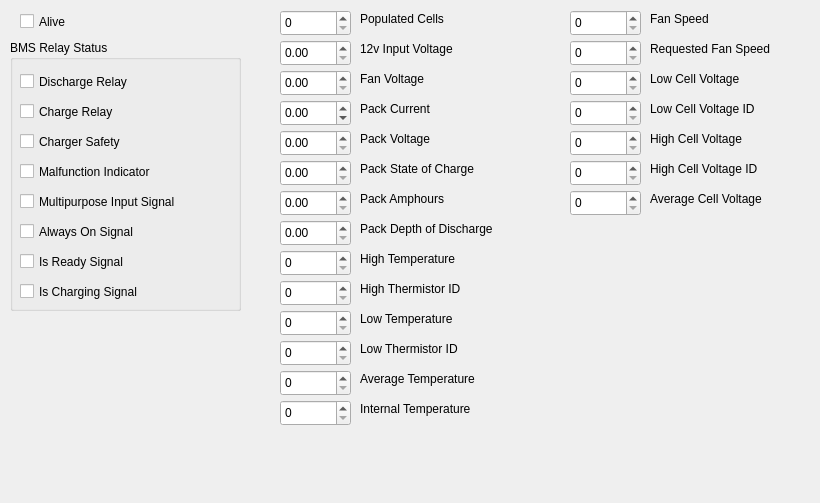
Old version of the form src/UILayer/Packet/BatteryTab.ui in the repository UCSolarCarTeam/Epsilon-Telemetry-Test-Tool.
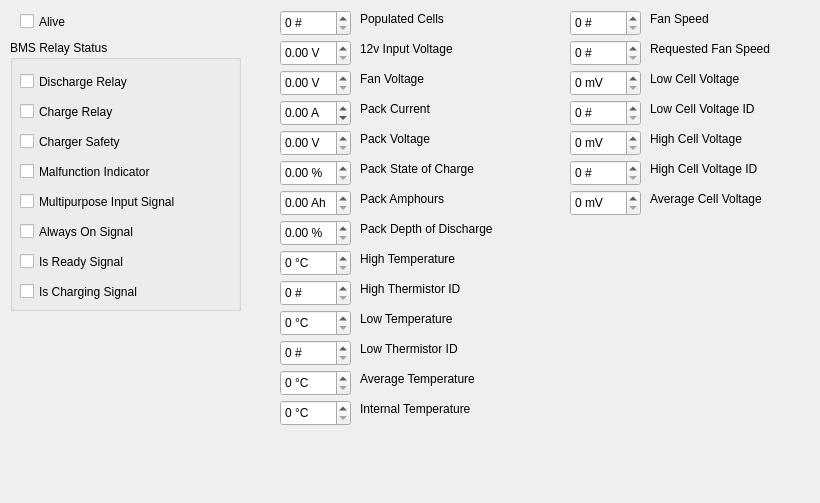
New version of the form.

Commit message: SFT-74 Fix discrepancy between internet and serial values

Diff of the .ui file:
```diff
--- a/src/UILayer/Packet/BatteryTab.ui
+++ b/src/UILayer/Packet/BatteryTab.ui
@@ -48,6 +48,18 @@
      <height>26</height>
     </rect>
    </property>
+   <property name="specialValueText">
+    <string/>
+   </property>
+   <property name="prefix">
+    <string/>
+   </property>
+   <property name="suffix">
+    <string> V</string>
+   </property>
+   <property name="decimals">
+    <number>2</number>
+   </property>
   </widget>
   <widget class="QSpinBox" name="fanSpeed">
    <property name="geometry">
@@ -58,6 +70,9 @@
      <height>26</height>
     </rect>
    </property>
+   <property name="suffix">
+    <string> #</string>
+   </property>
    <property name="maximum">
     <number>255</number>
    </property>
@@ -90,6 +105,9 @@
    <property name="toolTip">
     <string>&lt;html&gt;&lt;head/&gt;&lt;body&gt;&lt;p&gt;-20 C ~ 60 C&lt;/p&gt;&lt;/body&gt;&lt;/html&gt;</string>
    </property>
+   <property name="suffix">
+    <string> °C</string>
+   </property>
    <property name="maximum">
     <number>255</number>
    </property>
@@ -220,6 +238,9 @@
      <height>26</height>
     </rect>
    </property>
+   <property name="suffix">
+    <string> mV</string>
+   </property>
    <property name="maximum">
     <number>65535</number>
    </property>
@@ -252,6 +273,9 @@
    <property name="toolTip">
     <string>&lt;html&gt;&lt;head/&gt;&lt;body&gt;&lt;p&gt;0% ~ 95%&lt;/p&gt;&lt;/body&gt;&lt;/html&gt;</string>
    </property>
+   <property name="suffix">
+    <string> %</string>
+   </property>
   </widget>
   <widget class="QLabel" name="label_19">
    <property name="geometry">
@@ -288,6 +312,9 @@
      <height>26</height>
     </rect>
    </property>
+   <property name="suffix">
+    <string> mV</string>
+   </property>
    <property name="maximum">
     <number>65535</number>
    </property>
@@ -349,6 +376,9 @@
    <property name="toolTip">
     <string>&lt;html&gt;&lt;head/&gt;&lt;body&gt;&lt;p&gt;Roughly 165.6 Ah&lt;/p&gt;&lt;/body&gt;&lt;/html&gt;</string>
    </property>
+   <property name="suffix">
+    <string> Ah</string>
+   </property>
   </widget>
   <widget class="QDoubleSpinBox" name="packVoltage">
    <property name="geometry">
@@ -362,6 +392,9 @@
    <property name="toolTip">
     <string>&lt;html&gt;&lt;head/&gt;&lt;body&gt;&lt;p&gt;Max: 126 V&lt;/p&gt;&lt;/body&gt;&lt;/html&gt;</string>
    </property>
+   <property name="suffix">
+    <string> V</string>
+   </property>
   </widget>
   <widget class="QDoubleSpinBox" name="packCurrent">
    <property name="geometry">
@@ -375,6 +408,9 @@
    <property name="toolTip">
     <string>&lt;html&gt;&lt;head/&gt;&lt;body&gt;&lt;p&gt;Around 230 A&lt;/p&gt;&lt;/body&gt;&lt;/html&gt;</string>
    </property>
+   <property name="suffix">
+    <string> A</string>
+   </property>
    <property name="minimum">
     <double>-99.989999999999995</double>
    </property>
@@ -413,6 +449,9 @@
    <property name="toolTip">
     <string>&lt;html&gt;&lt;head/&gt;&lt;body&gt;&lt;p&gt;Should Always be 30&lt;/p&gt;&lt;/body&gt;&lt;/html&gt;</string>
    </property>
+   <property name="suffix">
+    <string> #</string>
+   </property>
    <property name="maximum">
     <number>255</number>
    </property>
@@ -442,6 +481,9 @@
      <height>26</height>
     </rect>
    </property>
+   <property name="suffix">
+    <string> #</string>
+   </property>
    <property name="maximum">
     <number>255</number>
    </property>
@@ -455,6 +497,9 @@
      <height>26</height>
     </rect>
    </property>
+   <property name="suffix">
+    <string> #</string>
+   </property>
    <property name="maximum">
     <number>255</number>
    </property>
@@ -468,6 +513,9 @@
      <height>26</height>
     </rect>
    </property>
+   <property name="suffix">
+    <string> #</string>
+   </property>
    <property name="maximum">
     <number>255</number>
    </property>
@@ -497,6 +545,9 @@
    <property name="toolTip">
     <string>&lt;html&gt;&lt;head/&gt;&lt;body&gt;&lt;p&gt;Maximum 44 C for charging and 60 C for discharging.&lt;/p&gt;&lt;/body&gt;&lt;/html&gt;</string>
    </property>
+   <property name="suffix">
+    <string> °C</string>
+   </property>
    <property name="maximum">
     <number>255</number>
    </property>
@@ -523,6 +574,9 @@
      <height>26</height>
     </rect>
    </property>
+   <property name="suffix">
+    <string> °C</string>
+   </property>
    <property name="maximum">
     <number>255</number>
    </property>
@@ -536,6 +590,9 @@
      <height>26</height>
     </rect>
    </property>
+   <property name="suffix">
+    <string> mV</string>
+   </property>
    <property name="maximum">
     <number>65535</number>
    </property>
@@ -552,6 +609,9 @@
    <property name="toolTip">
     <string>&lt;html&gt;&lt;head/&gt;&lt;body&gt;&lt;p&gt;Minimum 10 C for charging and -20 C for discharging.&lt;/p&gt;&lt;/body&gt;&lt;/html&gt;</string>
    </property>
+   <property name="suffix">
+    <string> °C</string>
+   </property>
    <property name="maximum">
     <number>255</number>
    </property>
@@ -568,6 +628,9 @@
    <property name="toolTip">
     <string>&lt;html&gt;&lt;head/&gt;&lt;body&gt;&lt;p&gt;0 ~ 62&lt;/p&gt;&lt;/body&gt;&lt;/html&gt;</string>
    </property>
+   <property name="suffix">
+    <string> #</string>
+   </property>
    <property name="maximum">
     <number>255</number>
    </property>
@@ -584,6 +647,9 @@
    <property name="toolTip">
     <string>&lt;html&gt;&lt;head/&gt;&lt;body&gt;&lt;p&gt;Around 12 V with 3 V deviant&lt;/p&gt;&lt;/body&gt;&lt;/html&gt;</string>
    </property>
+   <property name="suffix">
+    <string> V</string>
+   </property>
   </widget>
   <widget class="QLabel" name="label_7">
    <property name="geometry">
@@ -636,6 +702,9 @@
      <height>26</height>
     </rect>
    </property>
+   <property name="suffix">
+    <string> %</string>
+   </property>
   </widget>
   <widget class="QLabel" name="label_6">
    <property name="geometry">
@@ -726,6 +795,9 @@
    <property name="toolTip">
     <string>&lt;html&gt;&lt;head/&gt;&lt;body&gt;&lt;p&gt;0 ~ 62&lt;/p&gt;&lt;/body&gt;&lt;/html&gt;</string>
    </property>
+   <property name="suffix">
+    <string> #</string>
+   </property>
    <property name="maximum">
     <number>255</number>
    </property>
```
The commit also changes 2 other files.
